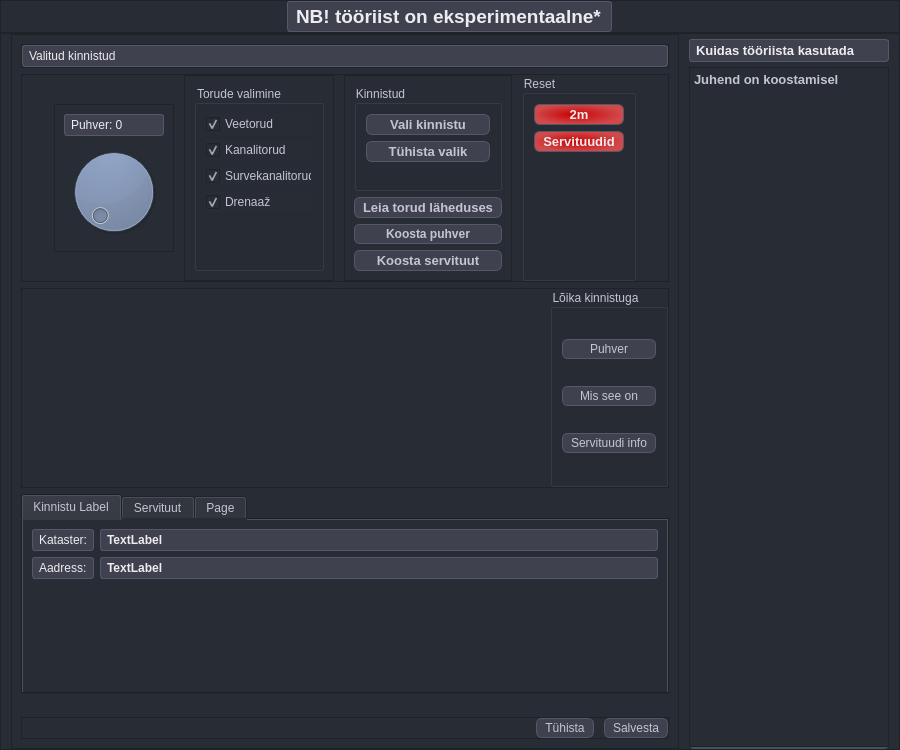
This is mailabl-qgis/Functions/Easements/widgets/Servituut.ui in TuloliKalver/mailabl-qgis as Qt 5 draws it before an edit. The edited form follows.
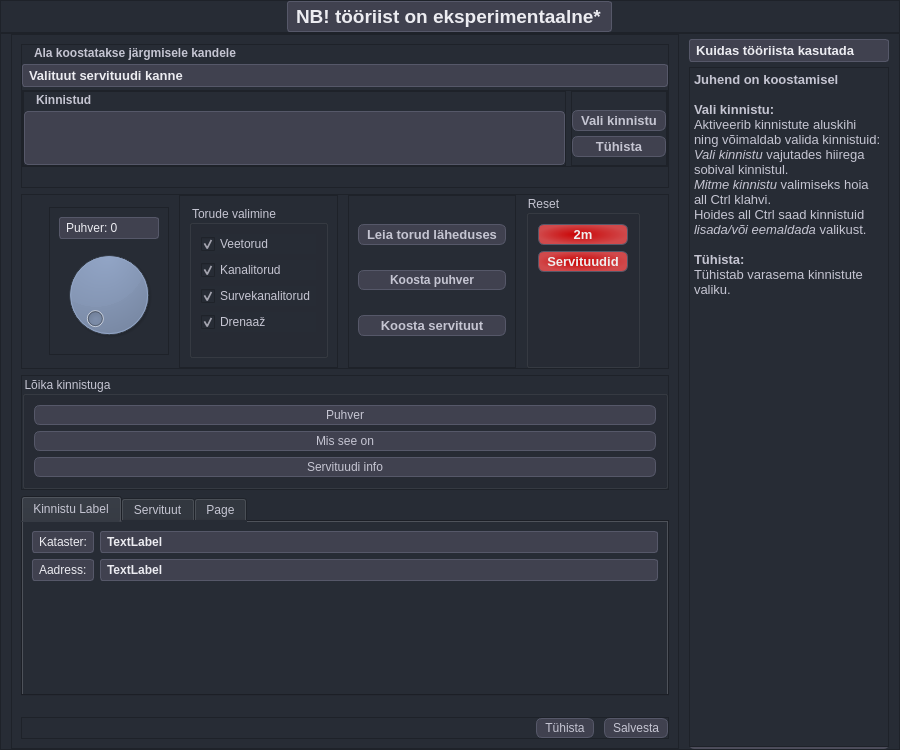
This is the edited form. The open tabs and pages were chosen to show the change. Icons and pictures are not drawn.

Commit message: fixed bug Project_number_inFolders. Disabled button for Easment tools

Patch:
```diff
--- a/mailabl-qgis/Functions/Easements/widgets/Servituut.ui
+++ b/mailabl-qgis/Functions/Easements/widgets/Servituut.ui
@@ -40,6 +40,15 @@
 }
 
 
+#leInfo,#leSelectedProperties {
+    border: None;
+    background-color: #272c35;
+    color: #c5c5d2;
+    padding-left: 10px; /* Adjust the left padding as needed */
+    padding-right: 0px; /* Adjust the right padding as needed */
+    padding-top: 0px; /* Adjust the top padding as needed */
+    padding-bottom: 0px; /* Adjust the bottom padding as needed */
+}
 
 /*style the combobox itself*/
 
@@ -255,7 +264,7 @@
            </property>
            <layout class="QVBoxLayout" name="verticalLayout_7">
             <property name="spacing">
-             <number>10</number>
+             <number>3</number>
             </property>
             <property name="leftMargin">
              <number>0</number>
@@ -267,13 +276,213 @@
              <number>0</number>
             </property>
             <property name="bottomMargin">
-             <number>0</number>
+             <number>20</number>
             </property>
             <item>
-             <widget class="QLabel" name="lblSelectedItem">
+             <widget class="QLineEdit" name="leInfo">
+              <property name="font">
+               <font>
+                <pointsize>9</pointsize>
+                <weight>75</weight>
+                <bold>true</bold>
+                <kerning>true</kerning>
+               </font>
+              </property>
               <property name="text">
-               <string>Valitud kinnistud</string>
+               <string>Ala koostatakse järgmisele kandele</string>
               </property>
+              <property name="readOnly">
+               <bool>true</bool>
+              </property>
+             </widget>
+            </item>
+            <item>
+             <widget class="QLabel" name="lSelectedEasment">
+              <property name="font">
+               <font>
+                <pointsize>10</pointsize>
+                <weight>75</weight>
+                <bold>true</bold>
+               </font>
+              </property>
+              <property name="text">
+               <string>Valituut servituudi kanne</string>
+              </property>
+             </widget>
+            </item>
+            <item>
+             <widget class="QFrame" name="fItemSelections">
+              <property name="minimumSize">
+               <size>
+                <width>0</width>
+                <height>77</height>
+               </size>
+              </property>
+              <property name="maximumSize">
+               <size>
+                <width>16777215</width>
+                <height>77</height>
+               </size>
+              </property>
+              <property name="frameShape">
+               <enum>QFrame::StyledPanel</enum>
+              </property>
+              <property name="frameShadow">
+               <enum>QFrame::Raised</enum>
+              </property>
+              <layout class="QHBoxLayout" name="horizontalLayout_5">
+               <property name="spacing">
+                <number>5</number>
+               </property>
+               <property name="leftMargin">
+                <number>0</number>
+               </property>
+               <property name="topMargin">
+                <number>0</number>
+               </property>
+               <property name="rightMargin">
+                <number>0</number>
+               </property>
+               <property name="bottomMargin">
+                <number>0</number>
+               </property>
+               <item>
+                <widget class="QFrame" name="frame">
+                 <property name="frameShape">
+                  <enum>QFrame::StyledPanel</enum>
+                 </property>
+                 <property name="frameShadow">
+                  <enum>QFrame::Raised</enum>
+                 </property>
+                 <layout class="QVBoxLayout" name="verticalLayout_5">
+                  <property name="spacing">
+                   <number>3</number>
+                  </property>
+                  <property name="leftMargin">
+                   <number>0</number>
+                  </property>
+                  <property name="topMargin">
+                   <number>0</number>
+                  </property>
+                  <property name="rightMargin">
+                   <number>0</number>
+                  </property>
+                  <property name="bottomMargin">
+                   <number>0</number>
+                  </property>
+                  <item>
+                   <widget class="QLineEdit" name="leSelectedProperties">
+                    <property name="font">
+                     <font>
+                      <pointsize>9</pointsize>
+                      <weight>75</weight>
+                      <bold>true</bold>
+                      <kerning>true</kerning>
+                     </font>
+                    </property>
+                    <property name="text">
+                     <string>Kinnistud</string>
+                    </property>
+                    <property name="readOnly">
+                     <bool>true</bool>
+                    </property>
+                   </widget>
+                  </item>
+                  <item>
+                   <widget class="QTableView" name="tvProperties"/>
+                  </item>
+                 </layout>
+                </widget>
+               </item>
+               <item>
+                <widget class="QFrame" name="frame_6">
+                 <property name="frameShape">
+                  <enum>QFrame::StyledPanel</enum>
+                 </property>
+                 <property name="frameShadow">
+                  <enum>QFrame::Raised</enum>
+                 </property>
+                 <layout class="QVBoxLayout" name="verticalLayout">
+                  <property name="spacing">
+                   <number>5</number>
+                  </property>
+                  <property name="leftMargin">
+                   <number>0</number>
+                  </property>
+                  <property name="topMargin">
+                   <number>18</number>
+                  </property>
+                  <property name="rightMargin">
+                   <number>0</number>
+                  </property>
+                  <property name="bottomMargin">
+                   <number>0</number>
+                  </property>
+                  <item>
+                   <widget class="QPushButton" name="pbValiKinnistu">
+                    <property name="font">
+                     <font>
+                      <pointsize>10</pointsize>
+                      <weight>75</weight>
+                      <bold>true</bold>
+                     </font>
+                    </property>
+                    <property name="text">
+                     <string>Vali kinnistu</string>
+                    </property>
+                    <property name="icon">
+                     <iconset>
+                      <normaloff>../../../icons/iconoir--map-pin-plus_asukoht.svg</normaloff>../../../icons/iconoir--map-pin-plus_asukoht.svg</iconset>
+                    </property>
+                    <property name="iconSize">
+                     <size>
+                      <width>18</width>
+                      <height>18</height>
+                     </size>
+                    </property>
+                   </widget>
+                  </item>
+                  <item>
+                   <widget class="QPushButton" name="pbClearCadastrals">
+                    <property name="font">
+                     <font>
+                      <pointsize>10</pointsize>
+                      <weight>75</weight>
+                      <bold>true</bold>
+                     </font>
+                    </property>
+                    <property name="text">
+                     <string>Tühista</string>
+                    </property>
+                    <property name="icon">
+                     <iconset>
+                      <normaloff>../../../icons/Icons_hele/x-circle.svg</normaloff>../../../icons/Icons_hele/x-circle.svg</iconset>
+                    </property>
+                    <property name="iconSize">
+                     <size>
+                      <width>16</width>
+                      <height>16</height>
+                     </size>
+                    </property>
+                   </widget>
+                  </item>
+                  <item>
+                   <spacer name="verticalSpacer_3">
+                    <property name="orientation">
+                     <enum>Qt::Vertical</enum>
+                    </property>
+                    <property name="sizeHint" stdset="0">
+                     <size>
+                      <width>20</width>
+                      <height>40</height>
+                     </size>
+                    </property>
+                   </spacer>
+                  </item>
+                 </layout>
+                </widget>
+               </item>
+              </layout>
              </widget>
             </item>
            </layout>
@@ -368,12 +577,6 @@
                    <verstretch>0</verstretch>
                   </sizepolicy>
                  </property>
-                 <property name="minimumSize">
-                  <size>
-                   <width>100</width>
-                   <height>150</height>
-                  </size>
-                 </property>
                  <property name="title">
                   <string>Torude valimine</string>
                  </property>
@@ -446,56 +649,6 @@
                <enum>QFrame::Raised</enum>
               </property>
               <layout class="QVBoxLayout" name="verticalLayout_12">
-               <item>
-                <widget class="QGroupBox" name="groupBox_3">
-                 <property name="title">
-                  <string>Kinnistud</string>
-                 </property>
-                 <layout class="QVBoxLayout" name="verticalLayout">
-                  <item>
-                   <widget class="QPushButton" name="pbValiKinnistu">
-                    <property name="font">
-                     <font>
-                      <pointsize>10</pointsize>
-                      <weight>75</weight>
-                      <bold>true</bold>
-                     </font>
-                    </property>
-                    <property name="text">
-                     <string>Vali kinnistu</string>
-                    </property>
-                   </widget>
-                  </item>
-                  <item>
-                   <widget class="QPushButton" name="pushButton_2">
-                    <property name="font">
-                     <font>
-                      <pointsize>10</pointsize>
-                      <weight>75</weight>
-                      <bold>true</bold>
-                     </font>
-                    </property>
-                    <property name="text">
-                     <string>Tühista valik</string>
-                    </property>
-                   </widget>
-                  </item>
-                  <item>
-                   <spacer name="verticalSpacer_3">
-                    <property name="orientation">
-                     <enum>Qt::Vertical</enum>
-                    </property>
-                    <property name="sizeHint" stdset="0">
-                     <size>
-                      <width>20</width>
-                      <height>40</height>
-                     </size>
-                    </property>
-                   </spacer>
-                  </item>
-                 </layout>
-                </widget>
-               </item>
                <item>
                 <widget class="QPushButton" name="pbPuhverYle">
                  <property name="font">
@@ -624,12 +777,6 @@
          </item>
          <item>
           <widget class="QFrame" name="ActionTools">
-           <property name="minimumSize">
-            <size>
-             <width>0</width>
-             <height>200</height>
-            </size>
-           </property>
            <property name="frameShape">
             <enum>QFrame::StyledPanel</enum>
            </property>
@@ -652,27 +799,8 @@
             <property name="bottomMargin">
              <number>0</number>
             </property>
-            <item>
-             <spacer name="horizontalSpacer_4">
-              <property name="orientation">
-               <enum>Qt::Horizontal</enum>
-              </property>
-              <property name="sizeHint" stdset="0">
-               <size>
-                <width>40</width>
-                <height>20</height>
-               </size>
-              </property>
-             </spacer>
-            </item>
             <item>
              <widget class="QGroupBox" name="groupBox_4">
-              <property name="minimumSize">
-               <size>
-                <width>100</width>
-                <height>150</height>
-               </size>
-              </property>
               <property name="title">
                <string>Lõika kinnistuga</string>
               </property>
@@ -1060,7 +1188,16 @@
 &lt;html&gt;&lt;head&gt;&lt;meta name=&quot;qrichtext&quot; content=&quot;1&quot; /&gt;&lt;style type=&quot;text/css&quot;&gt;
 p, li { white-space: pre-wrap; }
 &lt;/style&gt;&lt;/head&gt;&lt;body style=&quot; font-family:'MS Shell Dlg 2'; font-size:10pt; font-weight:400; font-style:normal;&quot;&gt;
-&lt;p style=&quot; margin-top:0px; margin-bottom:0px; margin-left:0px; margin-right:0px; -qt-block-indent:0; text-indent:0px;&quot;&gt;&lt;span style=&quot; font-weight:600;&quot;&gt;Juhend on koostamisel&lt;/span&gt;&lt;/p&gt;&lt;/body&gt;&lt;/html&gt;</string>
+&lt;p style=&quot; margin-top:0px; margin-bottom:0px; margin-left:0px; margin-right:0px; -qt-block-indent:0; text-indent:0px;&quot;&gt;&lt;span style=&quot; font-weight:600;&quot;&gt;Juhend on koostamisel&lt;/span&gt;&lt;/p&gt;
+&lt;p style=&quot;-qt-paragraph-type:empty; margin-top:0px; margin-bottom:0px; margin-left:0px; margin-right:0px; -qt-block-indent:0; text-indent:0px; font-weight:600;&quot;&gt;&lt;br /&gt;&lt;/p&gt;
+&lt;p style=&quot; margin-top:0px; margin-bottom:0px; margin-left:0px; margin-right:0px; -qt-block-indent:0; text-indent:0px;&quot;&gt;&lt;span style=&quot; font-weight:600;&quot;&gt;Vali kinnistu:&lt;/span&gt;&lt;/p&gt;
+&lt;p style=&quot; margin-top:0px; margin-bottom:0px; margin-left:0px; margin-right:0px; -qt-block-indent:0; text-indent:0px;&quot;&gt;Aktiveerib kinnistute aluskihi ning võimaldab valida kinnistuid:&lt;/p&gt;
+&lt;p style=&quot; margin-top:0px; margin-bottom:0px; margin-left:0px; margin-right:0px; -qt-block-indent:0; text-indent:0px;&quot;&gt;&lt;span style=&quot; font-style:italic;&quot;&gt;Vali kinnistu&lt;/span&gt; vajutades hiirega sobival kinnistul. &lt;/p&gt;
+&lt;p style=&quot; margin-top:0px; margin-bottom:0px; margin-left:0px; margin-right:0px; -qt-block-indent:0; text-indent:0px;&quot;&gt;&lt;span style=&quot; font-style:italic;&quot;&gt;Mitme kinnistu&lt;/span&gt; valimiseks hoia all Ctrl klahvi.&lt;/p&gt;
+&lt;p style=&quot; margin-top:0px; margin-bottom:0px; margin-left:0px; margin-right:0px; -qt-block-indent:0; text-indent:0px;&quot;&gt;Hoides all Ctrl saad kinnistuid&lt;span style=&quot; font-style:italic;&quot;&gt; lisada/või eemaldada&lt;/span&gt; valikust.&lt;/p&gt;
+&lt;p style=&quot;-qt-paragraph-type:empty; margin-top:0px; margin-bottom:0px; margin-left:0px; margin-right:0px; -qt-block-indent:0; text-indent:0px;&quot;&gt;&lt;br /&gt;&lt;/p&gt;
+&lt;p style=&quot; margin-top:0px; margin-bottom:0px; margin-left:0px; margin-right:0px; -qt-block-indent:0; text-indent:0px;&quot;&gt;&lt;span style=&quot; font-weight:600;&quot;&gt;Tühista:&lt;/span&gt;&lt;/p&gt;
+&lt;p style=&quot; margin-top:0px; margin-bottom:0px; margin-left:0px; margin-right:0px; -qt-block-indent:0; text-indent:0px;&quot;&gt;Tühistab varasema kinnistute valiku.&lt;/p&gt;&lt;/body&gt;&lt;/html&gt;</string>
            </property>
           </widget>
          </item>
```
Left out of the diff: 2 changed lines with no effect on the pictures. The commit also changes 9 other files.
